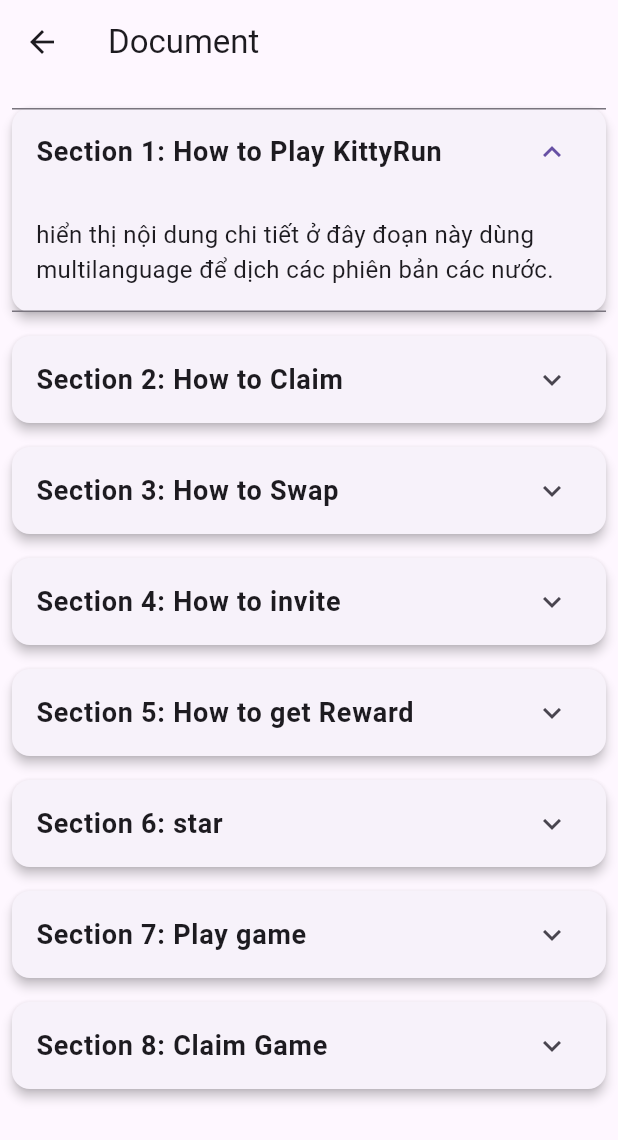
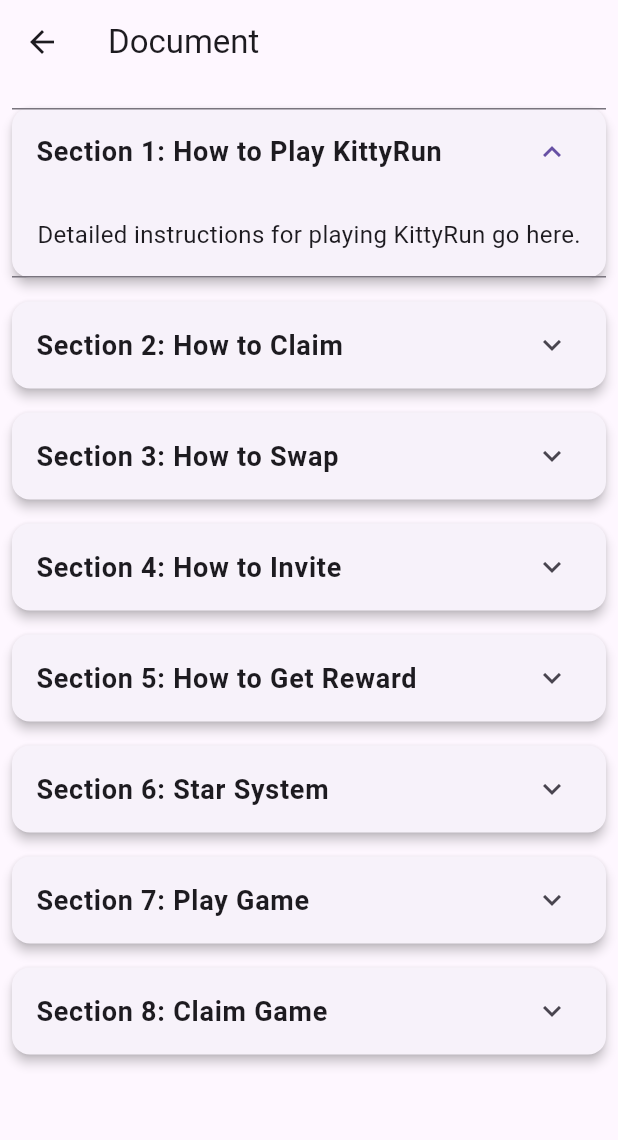
Before and after one commit to mryeu/cryptowallet, a Flutter app: the DocumentScreen screen opened directly, after a tap on "Section 1: How to Play KittyRun", on a phone screen of 412 x 824 dp. Shown: the top 1140 px of the screen. Run offline on Flutter 3.47's test engine with Material 3 defaults, Android fonts, the phone set to English and light mode, and no system bars; our stand-ins replace convex_bottom_bar, equatable, flutter_bloc, flutter_carousel_widget, flutter_dotenv, flutter_svg and 4 more; missing offline and left inert: bip32, bip39, dart:ffi, encrypt, pointycastle, web3dart; accounts and stored records are empty.

Commit message:
Initial commit

```diff
--- a/lib/document_screen.dart
+++ b/lib/document_screen.dart
@@ -5,7 +5,11 @@
 
   @override
   Widget build(BuildContext context) {
-    return Scaffold(
+    return WillPopScope(
+      onWillPop: () async {
+         return false;
+      },
+      child: Scaffold(
         appBar: AppBar(
           title: const Text('Document'),
         ),
@@ -14,37 +18,38 @@
           children: <Widget>[
             _buildTreeItem(
               title: 'Section 1: How to Play KittyRun',
-            content: 'hiển thị nội dung chi tiết ở đây đoạn này dùng multilanguage để dịch các phiên bản các nước.',
+              content: 'Detailed instructions for playing KittyRun go here.',
             ),
             _buildTreeItem(
               title: 'Section 2: How to Claim',
-            content: 'hiển thị nội dung chi tiết ở đây',
+              content: 'Instructions for claiming rewards or tokens.',
             ),
             _buildTreeItem(
               title: 'Section 3: How to Swap',
-            content: 'hiển thị nội dung chi tiết ở đây',
+              content: 'Information on how to swap tokens or assets.',
             ),
             _buildTreeItem(
-            title: 'Section 4: How to invite',
-            content: 'hiển thị nội dung chi tiết ở đây.',
+              title: 'Section 4: How to Invite',
+              content: 'Details on inviting other users or friends.',
             ),
             _buildTreeItem(
-            title: 'Section 5: How to get Reward',
-            content: 'hiển thị nội dung chi tiết ở đây',
+              title: 'Section 5: How to Get Reward',
+              content: 'Explanation on how users can earn rewards.',
             ),
             _buildTreeItem(
-            title: 'Section 6: star ',
-            content: 'hiển thị nội dung chi tiết ở đây',
+              title: 'Section 6: Star System',
+              content: 'Details on the star system and its uses.',
             ),
             _buildTreeItem(
-            title: 'Section 7: Play game',
-            content: 'hiển thị nội dung chi tiết ở đây',
+              title: 'Section 7: Play Game',
+              content: 'General instructions for playing the game.',
             ),
             _buildTreeItem(
               title: 'Section 8: Claim Game',
-            content: 'hiển thị nội dung chi tiết ở đây',
+              content: 'Instructions on how to claim rewards after a game.',
             ),
           ],
+        ),
       ),
     );
   }
```
Also changed, not shown: lib/Play_Screen.dart (+38 -1 lines), lib/Swap_Screen.dart (+5 -2 lines), lib/pinScreen.dart (+54 -18 lines), lib/terms_screen.dart (+5 -2 lines), 6 other files. Lines whose indentation alone changed are shown as unchanged.
